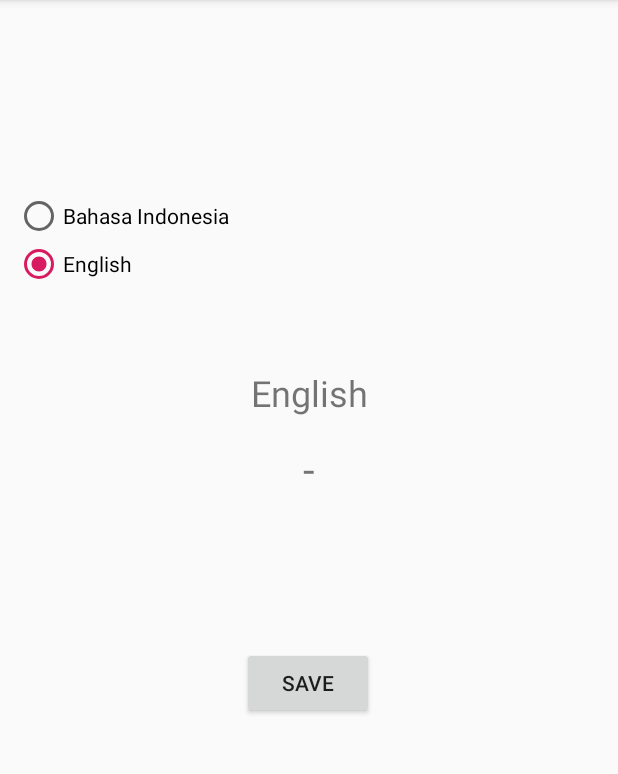
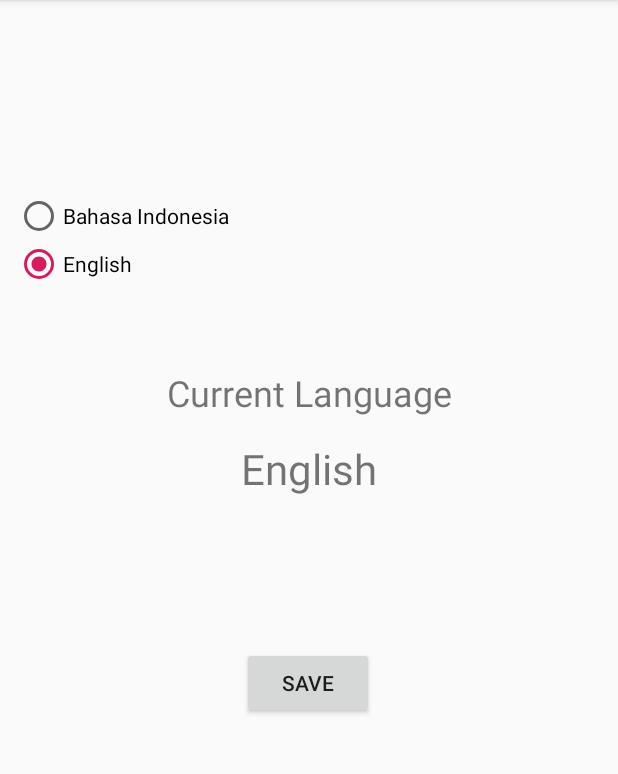
Before and after one commit to ranisianipar/clouthing-app, an Android app: the fragment LanguageFragment shown on its own in the app's theme, after a tap on "SAVE", on a phone screen of 412 x 824 dp, the part 84-858 px from its top. Run offline under Robolectric (Android 15) with nearby library versions, the phone set to English and light mode, and no system bars.

Commit message:
handle language config

```diff
--- a/app/src/main/java/id/ac/ui/cs/mobileprogramming/ranilasmauli/clouthing/LanguageFragment.java
+++ b/app/src/main/java/id/ac/ui/cs/mobileprogramming/ranilasmauli/clouthing/LanguageFragment.java
@@ -1,6 +1,5 @@
 package id.ac.ui.cs.mobileprogramming.ranilasmauli.clouthing;
 
-import android.content.SharedPreferences;
 import android.content.res.Configuration;
 import android.os.Build;
 import android.os.Bundle;
@@ -11,6 +10,7 @@
 import android.widget.RadioButton;
 import android.widget.RadioGroup;
 import android.widget.TextView;
+import android.widget.Toast;
 
 import androidx.annotation.NonNull;
 import androidx.annotation.Nullable;
@@ -33,7 +33,15 @@
         final View languageView = inflater.inflate(R.layout.fragment_language, container, false);
 
         radioGroup = languageView.findViewById(R.id.radio_group_lang);
-        textViewSelectedLang = languageView.findViewById(R.id.tv_lang_selected_msg);
+        radioGroup.setOnCheckedChangeListener(new RadioGroup.OnCheckedChangeListener()
+        {
+            @Override
+            public void onCheckedChanged(RadioGroup group, int checkedId) {
+                group.check(checkedId);
+            }
+        });
+
+        textViewSelectedLang = languageView.findViewById(R.id.tv_current_lang);
         buttonSave = languageView.findViewById(R.id.bt_save_lang);
         buttonSave.setOnClickListener( new View.OnClickListener() {
             @Override
@@ -41,15 +49,17 @@
                 radioButton = languageView.findViewById(radioGroup.getCheckedRadioButtonId());
                 textViewSelectedLang.setText(radioButton.getText());
 
+                Toast.makeText(view.getContext(), "RADIO BUTTON " + radioButton.getText(), Toast.LENGTH_SHORT).show();
                 // do setup
-                if (radioButton.getText().equals(R.id.lang_en)) setLocal("en", languageView);
-                else if (radioButton.getText().equals(R.id.lang_id)) setLocal("ID", languageView);
+                if (radioGroup.getCheckedRadioButtonId() == R.id.lang_en) setLocal("en", languageView);
+                else if (radioGroup.getCheckedRadioButtonId() == R.id.lang_id) setLocal("ID", languageView);
             }
         });
 
         if (savedInstanceState == null) {
+            Toast.makeText(languageView.getContext(), "DEFAULT", Toast.LENGTH_SHORT).show();
+
             // default lang English
-
             textViewSelectedLang.setText(((TextView) languageView.findViewById(R.id.lang_en)).getText());
 
             // do default setup
@@ -63,9 +73,11 @@
     public void setLocal(String lang, View v) {
         Locale locale = new Locale(lang);
         Locale.setDefault(locale);
-        Configuration config = new Configuration();
-        config.setLocale(locale);
+        v.getContext().getResources().getConfiguration().setLocale(locale);
+        v.getContext().getResources().updateConfiguration(v.getResources().getConfiguration(),
+                v.getContext().getResources().getDisplayMetrics());
 
-        v.getContext().getResources().updateConfiguration(config, v.getContext().getResources().getDisplayMetrics());
+        Toast.makeText(v.getContext(), "LANG: "+locale.getLanguage(), Toast.LENGTH_SHORT).show();
+
     }
 }
--- a/app/src/main/java/id/ac/ui/cs/mobileprogramming/ranilasmauli/clouthing/MainActivity.java
+++ b/app/src/main/java/id/ac/ui/cs/mobileprogramming/ranilasmauli/clouthing/MainActivity.java
@@ -80,6 +80,10 @@
                 getSupportFragmentManager().beginTransaction()
                         .replace(R.id.fragment_container, new LaundryFragment()).commit();
                 break;
+            case R.id.nav_language:
+                getSupportFragmentManager().beginTransaction()
+                        .replace(R.id.fragment_container, new LanguageFragment()).commit();
+                break;
             case R.id.nav_logout:
                 Toast.makeText(this, "Logout", Toast.LENGTH_SHORT).show();
                 // do logout
--- a/app/src/main/res/layout/fragment_language.xml
+++ b/app/src/main/res/layout/fragment_language.xml
@@ -20,7 +20,6 @@
             android:layout_height="wrap_content"
             android:layout_marginTop="128dp"
             android:checked="true"
-            android:onClick="checkButton"
             android:text="Bahasa Indonesia"
             app:layout_constraintTop_toBottomOf="@+id/radio_group_lang"
             tools:layout_editor_absoluteX="16dp" />
@@ -30,7 +29,6 @@
             android:layout_width="match_parent"
             android:layout_height="wrap_content"
             android:checked="true"
-            android:onClick="checkButton"
             android:text="English"
             app:layout_constraintTop_toBottomOf="@+id/lang_id"
             tools:layout_editor_absoluteX="-16dp" />
@@ -55,7 +53,7 @@
         android:layout_width="match_parent"
         android:layout_height="wrap_content"
         android:layout_marginTop="15dp"
-        android:text="-"
+        android:text="English"
         android:textSize="28sp"
         android:textAlignment="center"
         app:layout_constraintTop_toBottomOf="@+id/tv_lang_selected_msg"
```
Also changed, not shown: app/src/main/java/id/ac/ui/cs/mobileprogramming/ranilasmauli/clouthing/Laundry.java (+9 -0 lines).
